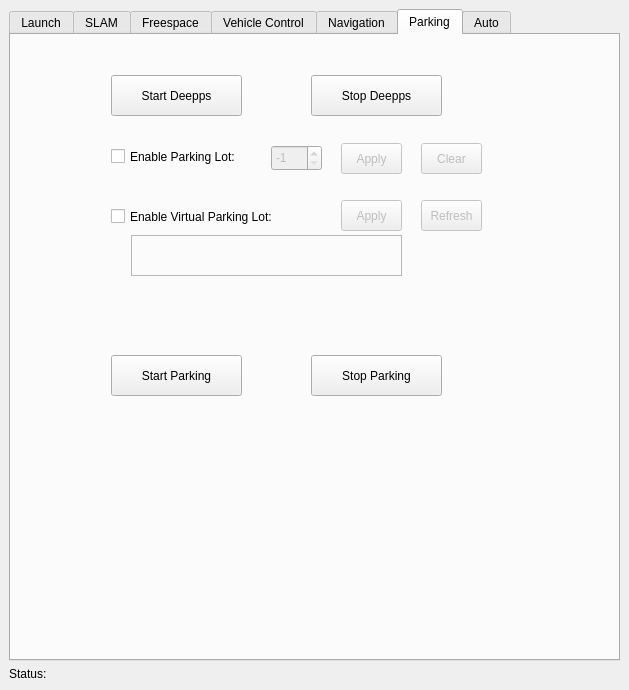
Above: src/rqt_state_machine/state_machine_controller.ui from JingruiYu/rqt_state_machine before the change. Below: the same form after it.
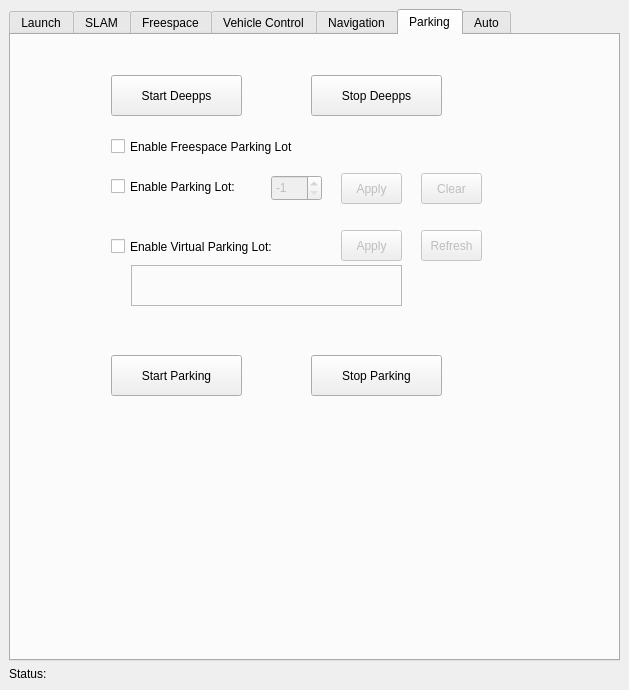
That is the form after the change.

Commit message: add function to enable freespace for parkinglot

Diff of the .ui file:
```diff
--- a/src/rqt_state_machine/state_machine_controller.ui
+++ b/src/rqt_state_machine/state_machine_controller.ui
@@ -1525,7 +1525,7 @@
           <property name="geometry">
            <rect>
             <x>100</x>
-            <y>110</y>
+            <y>140</y>
             <width>181</width>
             <height>23</height>
            </rect>
@@ -1541,7 +1541,7 @@
           <property name="geometry">
            <rect>
             <x>260</x>
-            <y>110</y>
+            <y>140</y>
             <width>51</width>
             <height>26</height>
            </rect>
@@ -1563,7 +1563,7 @@
           <property name="geometry">
            <rect>
             <x>330</x>
-            <y>108</y>
+            <y>138</y>
             <width>61</width>
             <height>31</height>
            </rect>
@@ -1579,7 +1579,7 @@
           <property name="geometry">
            <rect>
             <x>410</x>
-            <y>108</y>
+            <y>138</y>
             <width>61</width>
             <height>31</height>
            </rect>
@@ -1592,7 +1592,7 @@
           <property name="geometry">
            <rect>
             <x>100</x>
-            <y>170</y>
+            <y>200</y>
             <width>211</width>
             <height>23</height>
            </rect>
@@ -1608,7 +1608,7 @@
           <property name="geometry">
            <rect>
             <x>410</x>
-            <y>165</y>
+            <y>195</y>
             <width>61</width>
             <height>31</height>
            </rect>
@@ -1624,7 +1624,7 @@
           <property name="geometry">
            <rect>
             <x>330</x>
-            <y>165</y>
+            <y>195</y>
             <width>61</width>
             <height>31</height>
            </rect>
@@ -1637,7 +1637,7 @@
           <property name="geometry">
            <rect>
             <x>120</x>
-            <y>200</y>
+            <y>230</y>
             <width>271</width>
             <height>41</height>
            </rect>
@@ -1652,6 +1652,19 @@
            <string/>
           </property>
          </widget>
+         <widget class="QCheckBox" name="enableFreespaceParkinglot">
+          <property name="geometry">
+           <rect>
+            <x>100</x>
+            <y>100</y>
+            <width>241</width>
+            <height>23</height>
+           </rect>
+          </property>
+          <property name="text">
+           <string>Enable Freespace Parking Lot</string>
+          </property>
+         </widget>
         </widget>
         <widget class="QWidget" name="tabAuto">
          <property name="focusPolicy">
```
The commit also changes 2 other files.
